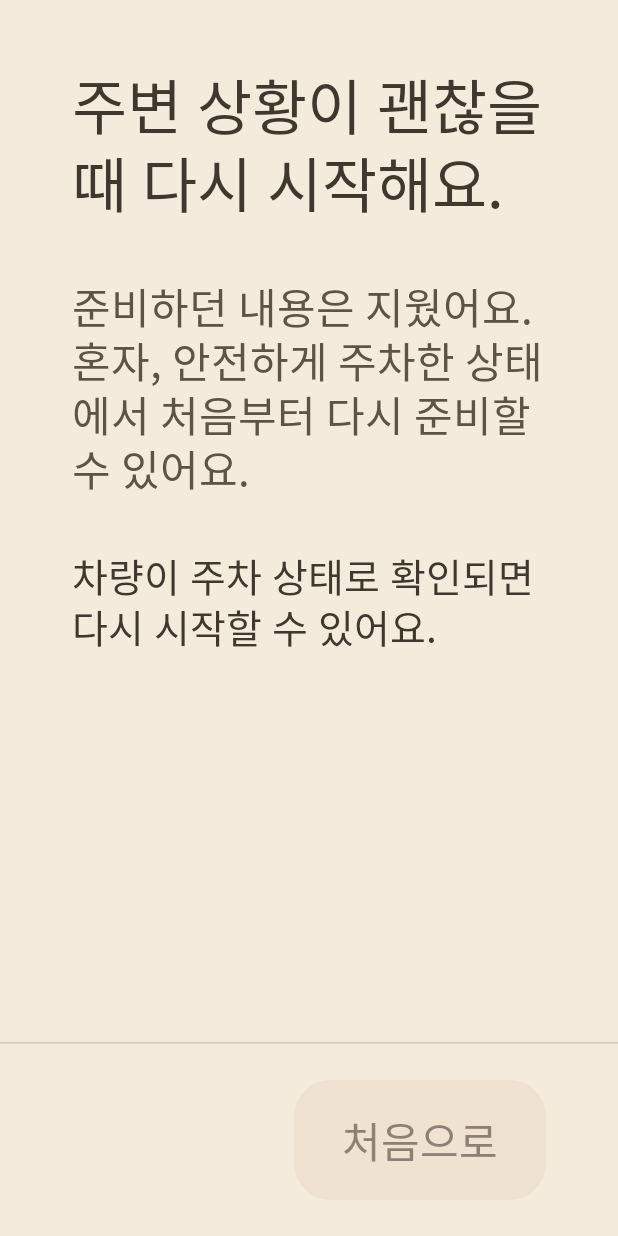
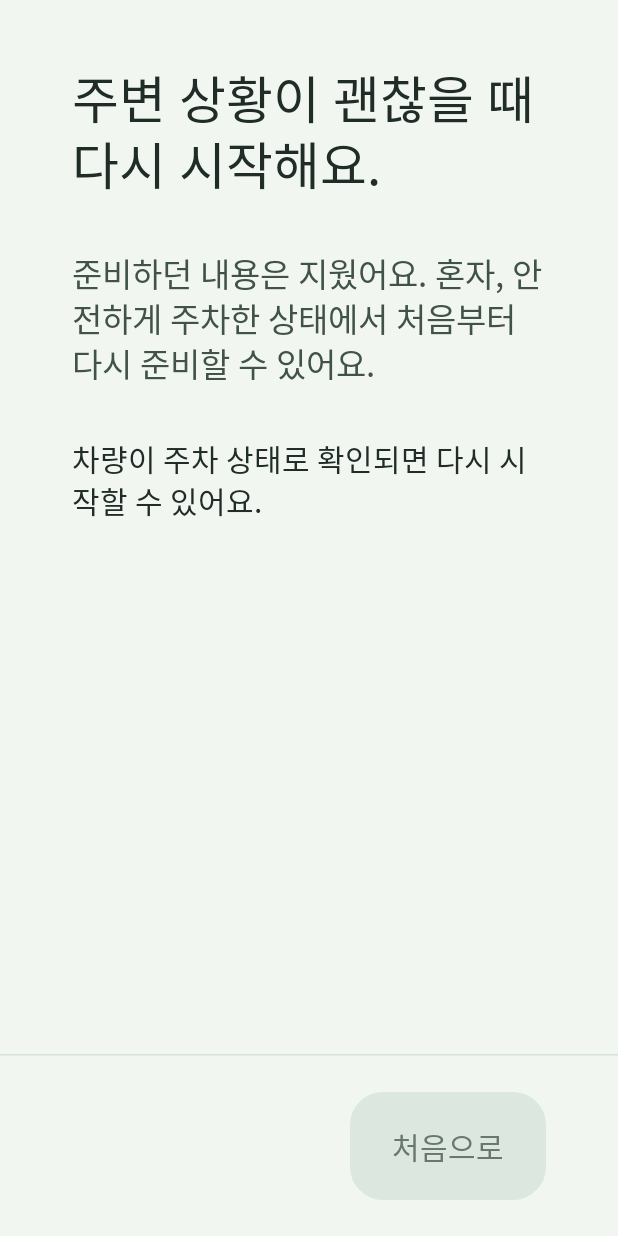
Before and after one commit to kanghwayuri/SAIGIL, an Android app built with Jetpack Compose: the screen it shows after launch (MainActivity), on a phone screen of 412 x 824 dp. Run offline under Robolectric (Android 15) with nearby library versions, the phone set to English and light mode, and no system bars; Roboto replaces fonts that are not available here.

Commit message:
style: apply green palette and borderless selection components

```diff
--- a/app/src/main/java/com/gomsoo/saigil/ui/Components.kt
+++ b/app/src/main/java/com/gomsoo/saigil/ui/Components.kt
@@ -2,7 +2,6 @@ package com.gomsoo.saigil.ui
 
 import androidx.compose.animation.core.animateFloatAsState
 import androidx.compose.foundation.background
-import androidx.compose.foundation.border
 import androidx.compose.foundation.clickable
 import androidx.compose.foundation.interaction.MutableInteractionSource
 import androidx.compose.foundation.interaction.collectIsPressedAsState
@@ -51,9 +50,9 @@ enum class ButtonStyle { Primary, Secondary }
 
 /** ivi_basic_button sizes. */
 enum class ButtonSize(val height: Dp, val radius: Dp, val paddingH: Dp, val minWidth: Dp, val text: TextStyle) {
-    Large(100.dp, 32.dp, 40.dp, 140.dp, PleosType.BodyLarge),
-    Medium(80.dp, 24.dp, 32.dp, 120.dp, PleosType.BodyMedium),
-    Small(64.dp, 16.dp, 24.dp, 100.dp, PleosType.BodySmall),
+    Large(88.dp, 28.dp, 36.dp, 140.dp, PleosType.BodyLarge),
+    Medium(72.dp, 22.dp, 28.dp, 120.dp, PleosType.BodySmall),
+    Small(60.dp, 16.dp, 22.dp, 100.dp, PleosType.LabelMedium),
 }
 
 @Composable
@@ -118,8 +117,7 @@ fun ChoiceOption(text: String, selected: Boolean, onSelect: () -> Unit, modifier
             .shrinkWhenPressed(interaction)
             .heightIn(min = 100.dp)
             .clip(shape)
-            .background(if (selected) androidx.compose.ui.graphics.Color(0xFFFFE3D2) else PleosColor.BackgroundSecondary)
-            .border(if (selected) 3.dp else 1.dp, if (selected) androidx.compose.ui.graphics.Color(0xFFCE715F) else PleosColor.Divider, shape)
+            .background(if (selected) PleosColor.BasicEnabled else PleosColor.BackgroundSecondary)
             .selectable(selected, interaction, indication = null, role = Role.RadioButton, onClick = onSelect)
             .padding(horizontal = 32.dp, vertical = 16.dp),
         verticalAlignment = Alignment.CenterVertically,
@@ -143,10 +141,11 @@ fun CheckOption(text: String, checked: Boolean, onCheckedChange: (Boolean) -> Un
     Row(
         modifier = modifier
             .shrinkWhenPressed(interaction)
-            .heightIn(min = 80.dp)
-            .clip(RoundedCornerShape(16.dp))
+            .heightIn(min = 96.dp)
+            .clip(RoundedCornerShape(24.dp))
+            .background(if (checked) PleosColor.BasicEnabled else PleosColor.BackgroundSecondary)
             .toggleable(checked, interaction, indication = null, role = Role.Checkbox, onValueChange = onCheckedChange)
-            .padding(horizontal = 8.dp),
+            .padding(horizontal = 24.dp),
         verticalAlignment = Alignment.CenterVertically,
         horizontalArrangement = Arrangement.spacedBy(16.dp),
     ) {
@@ -199,8 +198,8 @@ fun LabeledField(
             focusedContainerColor = PleosColor.Field,
             unfocusedContainerColor = PleosColor.Field,
             errorContainerColor = PleosColor.Field,
-            focusedBorderColor = PleosColor.FilledEnabled,
-            unfocusedBorderColor = PleosColor.Divider,
+            focusedBorderColor = PleosColor.Field,
+            unfocusedBorderColor = PleosColor.Field,
             focusedLabelColor = PleosColor.TextSecondary,
             unfocusedLabelColor = PleosColor.TextTertiary,
             cursorColor = PleosColor.TextPrimary,
--- a/app/src/main/java/com/gomsoo/saigil/ui/theme/Theme.kt
+++ b/app/src/main/java/com/gomsoo/saigil/ui/theme/Theme.kt
@@ -16,22 +16,22 @@ import com.gomsoo.saigil.R
 
 // Pleos Connect design assets 215, light mode.
 object PleosColor {
-    val BackgroundPrimary = Color(0xFFF5EBDD)
-    val BackgroundSecondary = Color(0xFFFFFBF4)
-    val TextPrimary = Color(0xFF40382F)
-    val TextSecondary = Color(0xFF5E5347)
-    val TextTertiary = Color(0xFF6B5E50)
-    val TextQuaternary = Color(0xFF8B8174)
-    val TextOnFilled = Color(0xFFFFFBF4)
-    val Divider = Color(0xFFD8C8B5)
-    val FilledEnabled = Color(0xFF6B5945)
-    val FilledPressed = Color(0xFF554433)
-    val FilledDisabled = Color(0xFFF0E2D1)
-    val BasicEnabled = Color(0xFFF0E2D1)
-    val BasicPressed = Color(0xFFD8C8B5)
-    val SwitchOn = Color(0xFF648368)
-    val SwitchOff = Color(0xFFAF9F8B)
-    val Field = Color(0xFFFFFBF4)
+    val BackgroundPrimary = Color(0xFFF2F6F1)
+    val BackgroundSecondary = Color(0xFFFFFFFF)
+    val TextPrimary = Color(0xFF202C27)
+    val TextSecondary = Color(0xFF40524A)
+    val TextTertiary = Color(0xFF52665A)
+    val TextQuaternary = Color(0xFF69786E)
+    val TextOnFilled = Color(0xFFFFFFFF)
+    val Divider = Color(0xFFD3E3D6)
+    val FilledEnabled = Color(0xFF236947)
+    val FilledPressed = Color(0xFF185437)
+    val FilledDisabled = Color(0xFFDCE7DF)
+    val BasicEnabled = Color(0xFFE3F0E5)
+    val BasicPressed = Color(0xFFCEE5D3)
+    val SwitchOn = Color(0xFF238052)
+    val SwitchOff = Color(0xFF82958A)
+    val Field = Color(0xFFFFFFFF)
     val Error = Color(0xFFB44134)
 }
 
@@ -57,15 +57,15 @@ private fun style(weight: FontWeight, size: Int, lineHeight: Int) = TextStyle(
 )
 
 object PleosType {
-    val HeadlineSmall = style(FontWeight.ExtraBold, 48, 64)
-    val TitleLarge = style(FontWeight.ExtraBold, 40, 52)
-    val TitleMedium = style(FontWeight.ExtraBold, 36, 44)
-    val TitleSmall = style(FontWeight.Bold, 32, 40)
-    val BodyLarge = style(FontWeight.Bold, 30, 38)
-    val BodyMedium = style(FontWeight.Bold, 28, 36)
-    val BodySmall = style(FontWeight.Bold, 26, 34)
-    val LabelMedium = style(FontWeight.Normal, 24, 28)
-    val LabelSmall = style(FontWeight.Normal, 20, 24)
+    val HeadlineSmall = style(FontWeight.ExtraBold, 40, 52)
+    val TitleLarge = style(FontWeight.ExtraBold, 34, 44)
+    val TitleMedium = style(FontWeight.ExtraBold, 30, 40)
+    val TitleSmall = style(FontWeight.Bold, 26, 34)
+    val BodyLarge = style(FontWeight.Bold, 24, 32)
+    val BodyMedium = style(FontWeight.Bold, 22, 30)
+    val BodySmall = style(FontWeight.Bold, 20, 28)
+    val LabelMedium = style(FontWeight.Normal, 20, 26)
+    val LabelSmall = style(FontWeight.Normal, 18, 24)
 }
 
 @Composable
```
